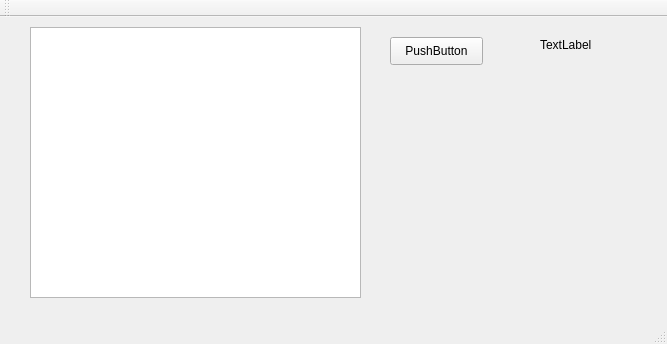
Qt form mainwindow.ui (NotSoFancyName/GrowCut) before a commit.
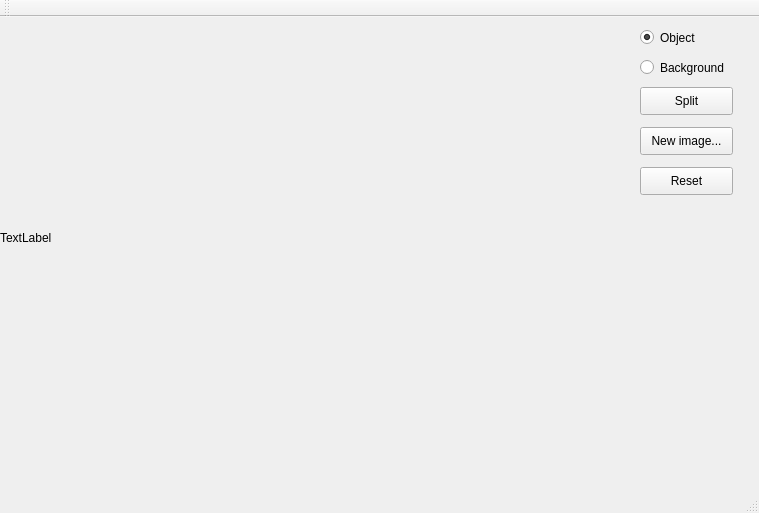
The same form after that commit. Custom widgets are drawn as their Qt base class.

The edit to the form file:
```diff
--- a/mainwindow.ui
+++ b/mainwindow.ui
@@ -6,8 +6,8 @@
    <rect>
     <x>0</x>
     <y>0</y>
-    <width>667</width>
-    <height>344</height>
+    <width>759</width>
+    <height>513</height>
    </rect>
   </property>
   <property name="windowTitle">
@@ -20,39 +20,84 @@
    <widget class="QPushButton" name="pushButton">
     <property name="geometry">
      <rect>
-      <x>390</x>
-      <y>20</y>
+      <x>640</x>
+      <y>70</y>
       <width>93</width>
       <height>28</height>
      </rect>
     </property>
     <property name="text">
-     <string>PushButton</string>
+     <string>Split</string>
     </property>
    </widget>
-   <widget class="QGraphicsView" name="graphicsView">
+   <widget class="QRadioButton" name="radioButton">
     <property name="geometry">
      <rect>
-      <x>30</x>
+      <x>640</x>
       <y>10</y>
-      <width>331</width>
-      <height>271</height>
+      <width>95</width>
+      <height>21</height>
      </rect>
     </property>
+    <property name="text">
+     <string>Object</string>
+    </property>
+    <property name="checked">
+     <bool>true</bool>
+    </property>
    </widget>
-   <widget class="QLabel" name="label">
+   <widget class="QRadioButton" name="radioButton_2">
     <property name="geometry">
      <rect>
-      <x>540</x>
-      <y>20</y>
-      <width>53</width>
-      <height>16</height>
+      <x>640</x>
+      <y>40</y>
+      <width>95</width>
+      <height>21</height>
+     </rect>
+    </property>
+    <property name="text">
+     <string>Background</string>
+    </property>
+   </widget>
+   <widget class="myQlabel" name="label">
+    <property name="geometry">
+     <rect>
+      <x>0</x>
+      <y>0</y>
+      <width>631</width>
+      <height>441</height>
      </rect>
     </property>
     <property name="text">
      <string>TextLabel</string>
     </property>
    </widget>
+   <widget class="QPushButton" name="pushButton_2">
+    <property name="geometry">
+     <rect>
+      <x>640</x>
+      <y>110</y>
+      <width>93</width>
+      <height>28</height>
+     </rect>
+    </property>
+    <property name="text">
+     <string>New image...</string>
+    </property>
+   </widget>
+   <widget class="QPushButton" name="pushButton_3">
+    <property name="geometry">
+     <rect>
+      <x>640</x>
+      <y>150</y>
+      <width>93</width>
+      <height>28</height>
+     </rect>
+    </property>
+    <property name="text">
+     <string>Reset</string>
+    </property>
+   </widget>
   </widget>
   <widget class="QMenuBar" name="menuBar">
    <property name="geometry">
@@ -75,6 +120,13 @@
   <widget class="QStatusBar" name="statusBar"/>
  </widget>
  <layoutdefault spacing="6" margin="11"/>
+ <customwidgets>
+  <customwidget>
+   <class>myQlabel</class>
+   <extends>QLabel</extends>
+   <header location="global">myqlabel.h</header>
+  </customwidget>
+ </customwidgets>
  <resources/>
  <connections/>
 </ui>
```
Left out of the diff: 2 changed lines with no effect on the pictures.
